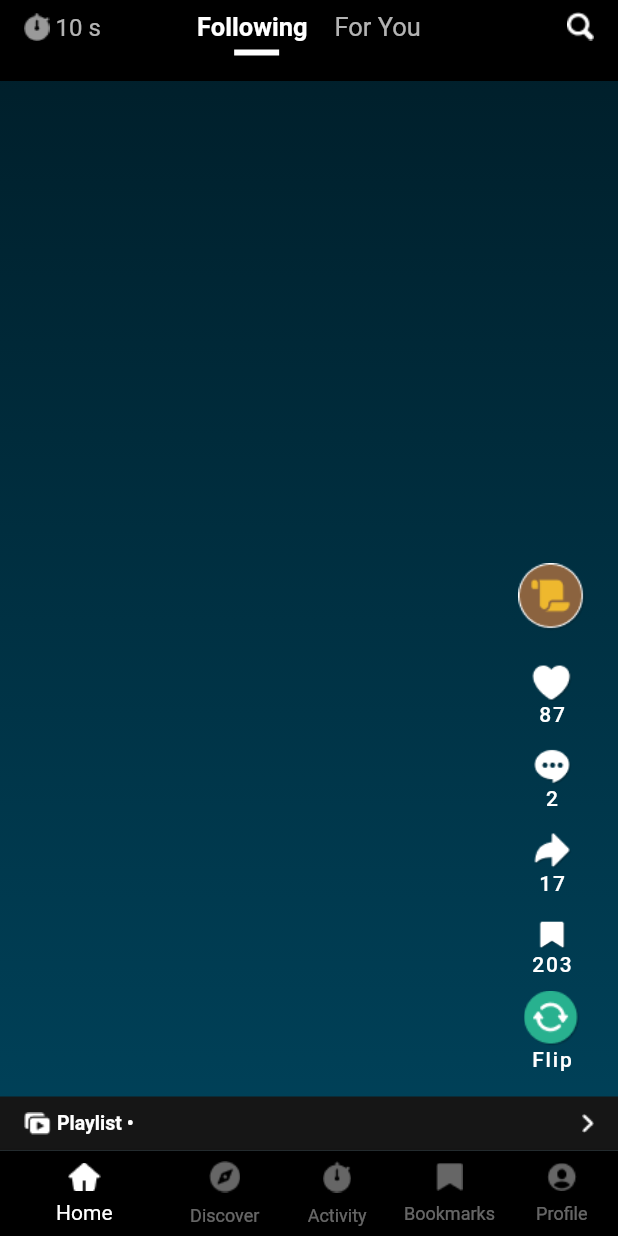
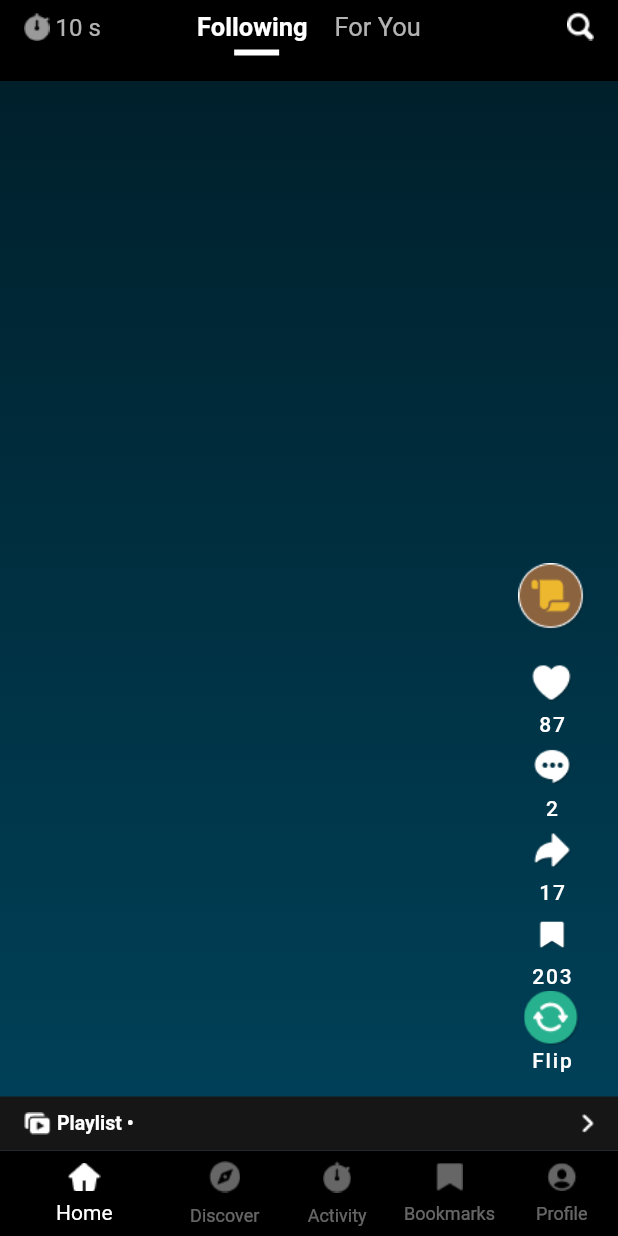
Before and after one commit to ShanavasPS/FlutterTikTokClone, a Flutter app: the screen it shows after launch, after a tap on "Following", on a phone screen of 412 x 824 dp. Run offline on Flutter 3.47's test engine with Material 2 defaults, Android fonts, the phone set to English and light mode, and no system bars; network calls fail.

Commit message:
Added screenshots

```diff
--- a/lib/widgets/custom_floating_action_button.dart
+++ b/lib/widgets/custom_floating_action_button.dart
@@ -1,4 +1,5 @@
 import 'package:flutter/material.dart';
+import 'package:tiktokclone/utils/tiktok_colors.dart';
 
 Widget buildCustomFloatingActionButton(String imageName, double height, double width, String text) {
   bool showLabel = true;
@@ -14,15 +15,18 @@ Widget buildCustomFloatingActionButton(String imageName, double height, double w
     child: Column(
       mainAxisAlignment: MainAxisAlignment.center,
       children: [
-        Image.asset(
-          imageName,
-          height: height,
-          width: width,
+        Expanded(
+            child: Image.asset(
+              imageName,
+              height: height,
+              width: width,
+            ),
         ),
         Visibility(
           visible: showLabel,
           child: Text(
-              text
+              text,
+              style: const TextStyle(color: TikTokColors.selectedText),
           ),
         ),
       ],
```
Also changed, not shown: 4 other files.
